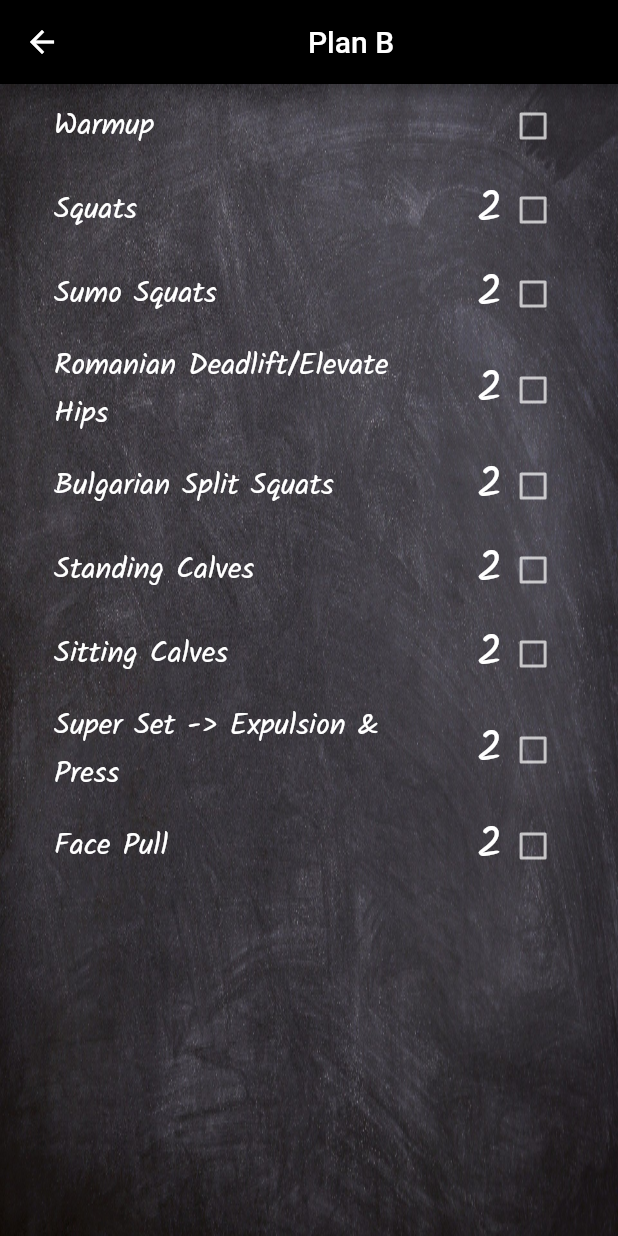
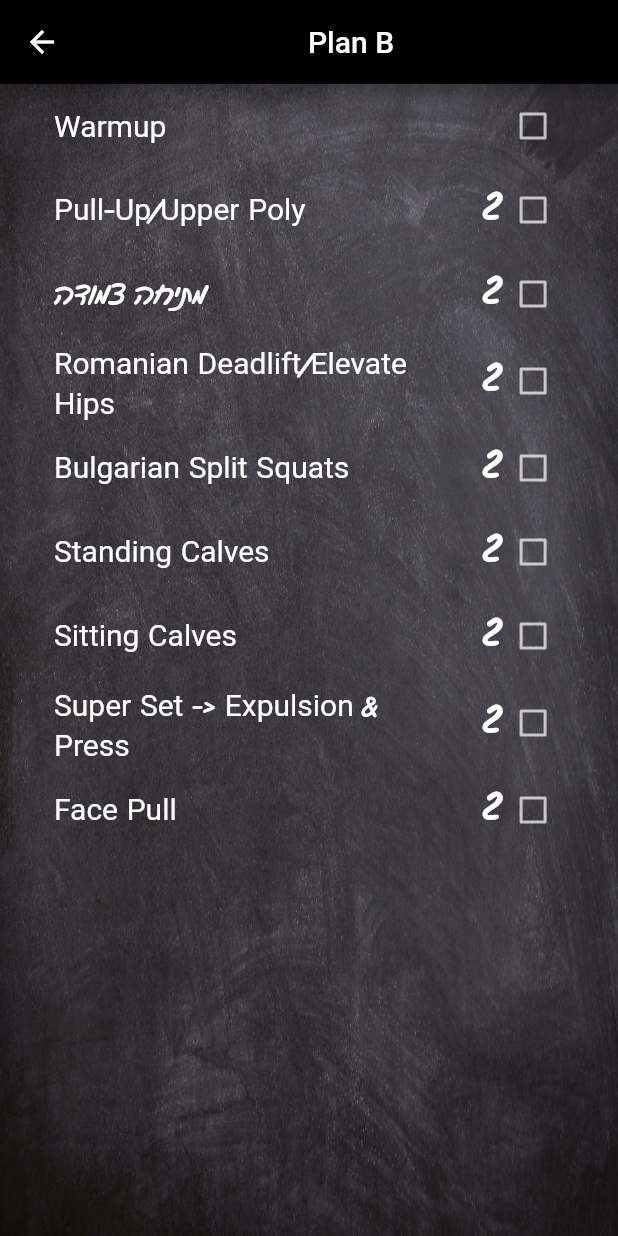
Before and after one commit to shaishalevss/my_workout_app, a Flutter app: the PlanBScreen screen opened by its route, on a phone screen of 412 x 824 dp. Run offline on Flutter 3.47's test engine with Material 2 defaults, Android fonts, the phone set to English and light mode, and no system bars.

Commit message:
change drills font, reverting the language to hebrew.

```diff
--- a/lib/models/drill_data.dart
+++ b/lib/models/drill_data.dart
@@ -27,8 +27,8 @@ class DrillData extends ChangeNotifier {
 
   List<Drill> _drillsB = [
     Drill(name: 'Warmup', sets: 0),
-    Drill(name: 'Squats', sets: 2),
-    Drill(name: 'Sumo Squats', sets: 2),
+    Drill(name: 'Pull-Up/Upper Poly', sets: 2),
+    Drill(name: 'מתיחה צמודה', sets: 2),
     Drill(name: 'Romanian Deadlift/Elevate Hips', sets: 2),
     Drill(name: 'Bulgarian Split Squats', sets: 2),
     Drill(name: 'Standing Calves', sets: 2),
--- a/lib/widgets/drill_tile.dart
+++ b/lib/widgets/drill_tile.dart
@@ -75,7 +75,7 @@ class DrillTextAndSets extends StatelessWidget {
       child: Text(
         text,
         style: TextStyle(
-          fontFamily: 'Kalam',
+          fontFamily: 'GveretLevin',
           fontSize: fontSize,
           decoration: isChecked ? TextDecoration.lineThrough : null,
         ),
--- a/pubspec.yaml
+++ b/pubspec.yaml
@@ -37,3 +37,6 @@ flutter:
     - family: Kalam
       fonts:
         - asset: fonts/Kalam-Regular.ttf
+    - family: GveretLevin
+      fonts:
+        - asset: fonts/GveretLevinAlefAlefAlef-Regular.ttf
```
Also changed, not shown: fonts/GveretLevinAlefAlefAlef-Regular.ttf (added).
